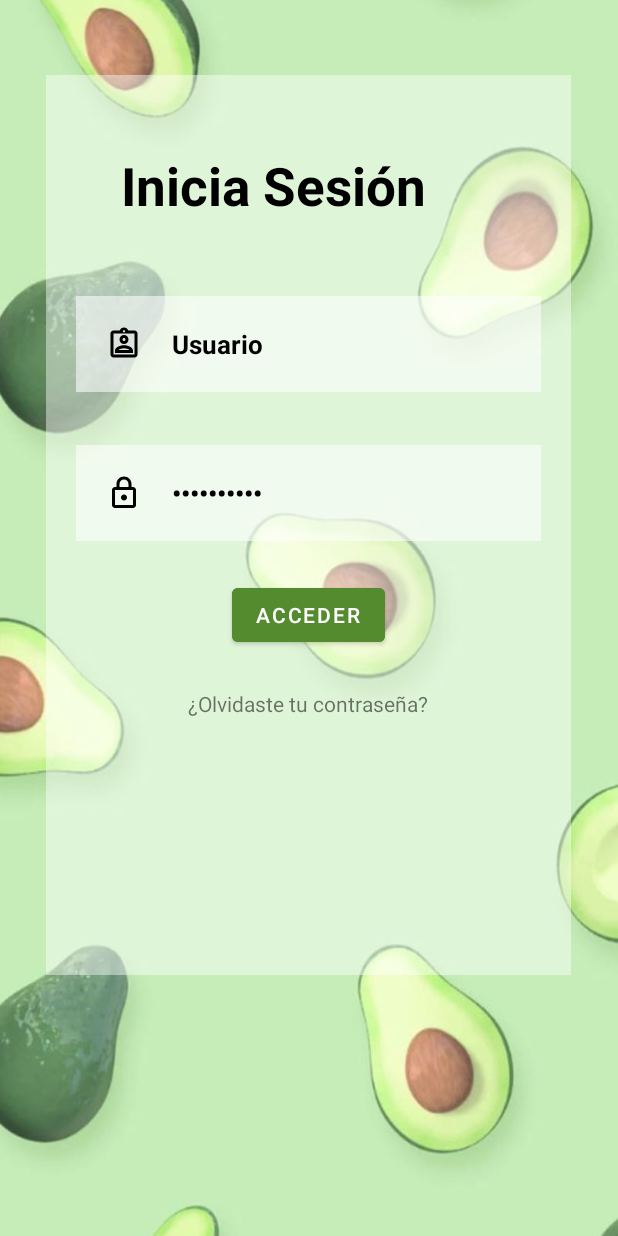
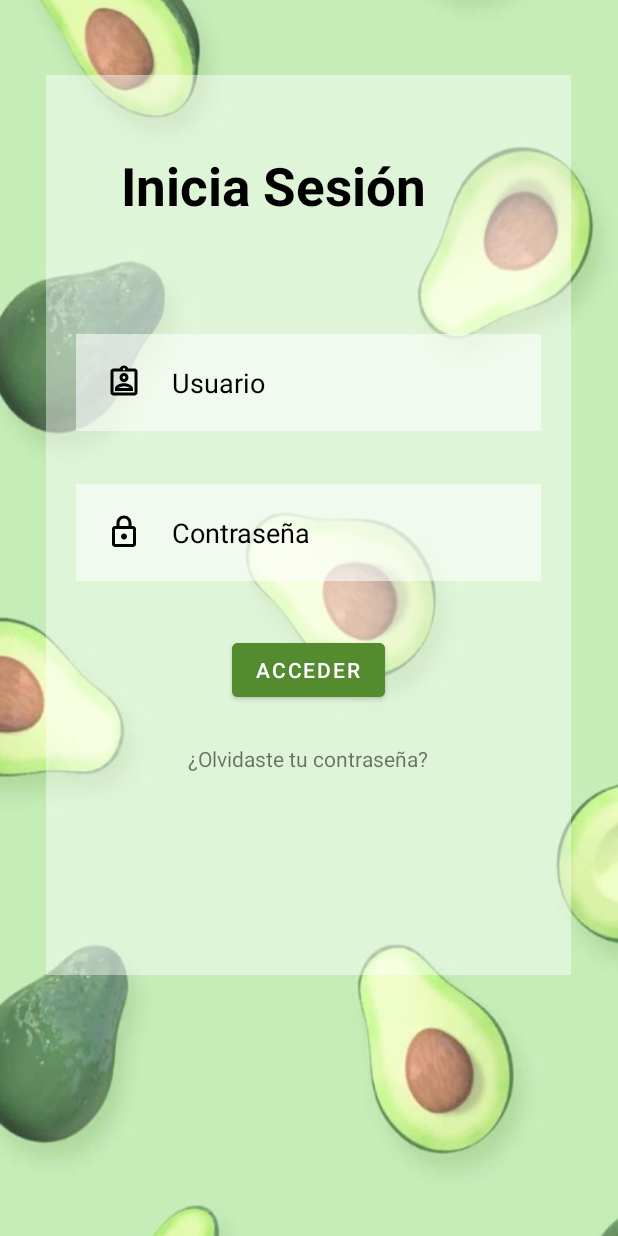
Before and after one commit to Proyecto-Plataforma-de-Trazabilidad/LoginApp, an Android app: the MainActivity screen opened directly, with no data from a screen before it, on a phone screen of 412 x 824 dp. Run offline under Robolectric (Android 15) with nearby library versions, the phone set to English and light mode, and no system bars.

Commit message:
Final Final Diseño y validado

```diff
--- a/app/src/main/java/com/example/loginapp/MainActivity.java
+++ b/app/src/main/java/com/example/loginapp/MainActivity.java
@@ -4,7 +4,6 @@ import androidx.appcompat.app.AppCompatActivity;
 
 import android.os.Bundle;
 import android.view.View;
-import android.widget.Button;
 import android.widget.EditText;
 import android.widget.TextView;
 import android.widget.Toast;
@@ -13,7 +12,7 @@ import android.widget.Toast;
 import com.google.android.material.button.MaterialButton;
 
 public class MainActivity extends AppCompatActivity {
-    TextView username,passname;
+    EditText username,passname;
     MaterialButton loginbtn;
     String u,c;
 
--- a/app/src/main/res/layout/activity_main.xml
+++ b/app/src/main/res/layout/activity_main.xml
@@ -34,14 +34,16 @@
             android:layout_below="@+id/singtext"
             android:layout_marginBottom="10dp"
             android:layout_centerHorizontal="true"
-            android:text="@string/username"
-            android:textColor="@color/black"
-            android:textSize="17sp"
-            android:textStyle="bold"
-            android:padding="20sp"
+            android:hint="@string/username"
+            android:textColorHint="@color/black"
             android:background="#90FFFFFF"
             android:drawableStart="@drawable/outline_assignment_ind_24"
-            android:drawablePadding="20sp"/>
+            android:inputType="textEmailAddress"
+            android:padding="20sp"
+            android:textColor="@color/black"
+            android:layout_marginTop="25dp"
+            android:drawablePadding="20sp"
+            />
 
         <EditText
             android:id="@+id/passname"
@@ -50,15 +52,16 @@
             android:layout_below="@+id/username"
             android:layout_marginTop="25dp"
             android:layout_centerHorizontal="true"
-            android:text="@string/passname"
+            android:hint="@string/passname"
+            android:textColorHint="@color/black"
             android:textColor="@color/black"
-            android:textSize="17sp"
-            android:textStyle="bold"
             android:padding="20sp"
             android:background="#90FFFFFF"
             android:drawableStart="@drawable/outline_https_24"
             android:drawablePadding="20sp"
             android:inputType="textPassword"
+            android:layout_marginBottom="10dp"
+
             />
         <com.google.android.material.button.MaterialButton
             android:id="@+id/buttonacceder"
```
